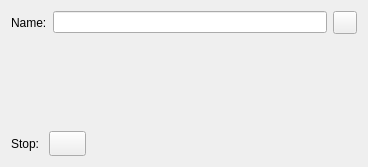
Above: libs/ui/forms/wdgstopgradienteditor.ui from KDE/krita before the change. Below: the same form after it.
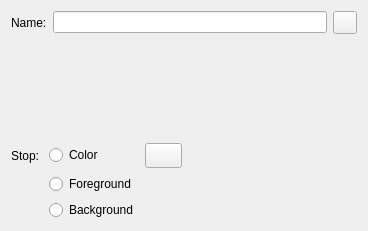
That is the form after the change. Custom widgets are drawn as their Qt base class.

Commit message: Make Gradients with Fg/Bg colors editable by users

Diff of the .ui file:
```diff
--- a/libs/ui/forms/wdgstopgradienteditor.ui
+++ b/libs/ui/forms/wdgstopgradienteditor.ui
@@ -7,7 +7,7 @@
     <x>0</x>
     <y>0</y>
     <width>368</width>
-    <height>167</height>
+    <height>231</height>
    </rect>
   </property>
   <layout class="QVBoxLayout" name="verticalLayout_2">
@@ -80,15 +80,15 @@
     </layout>
    </item>
    <item>
-    <layout class="QHBoxLayout" name="horizontalLayout_2">
-     <item>
-      <widget class="QLabel" name="stopLabel">
+    <layout class="QGridLayout" name="gridLayout_3">
+     <item row="1" column="1">
+      <widget class="QRadioButton" name="foregroundRadioButton">
        <property name="text">
-        <string>Stop: </string>
+        <string>Foreground</string>
        </property>
       </widget>
      </item>
-     <item>
+     <item row="0" column="2">
       <widget class="KisColorButton" name="colorButton">
        <property name="sizePolicy">
         <sizepolicy hsizetype="Preferred" vsizetype="Preferred">
@@ -112,7 +112,7 @@
        </property>
       </widget>
      </item>
-     <item>
+     <item row="0" column="3">
       <widget class="KisDoubleSliderSpinBox" name="opacitySlider" native="true">
        <property name="sizePolicy">
         <sizepolicy hsizetype="MinimumExpanding" vsizetype="Preferred">
@@ -122,6 +122,27 @@
        </property>
       </widget>
      </item>
+     <item row="0" column="1">
+      <widget class="QRadioButton" name="colorRadioButton">
+       <property name="text">
+        <string>Color</string>
+       </property>
+      </widget>
+     </item>
+     <item row="0" column="0">
+      <widget class="QLabel" name="stopLabel">
+       <property name="text">
+        <string>Stop: </string>
+       </property>
+      </widget>
+     </item>
+     <item row="2" column="1">
+      <widget class="QRadioButton" name="backgroundRadioButton">
+       <property name="text">
+        <string>Background</string>
+       </property>
+      </widget>
+     </item>
     </layout>
    </item>
   </layout>
```
The commit also changes 21 other files.
